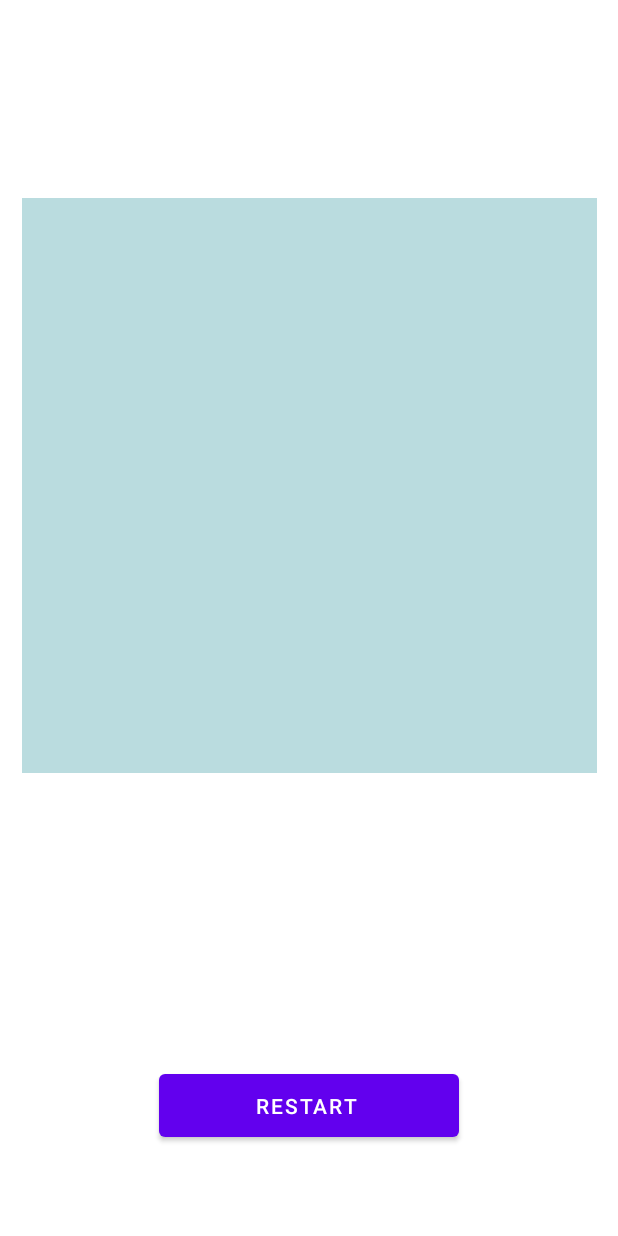
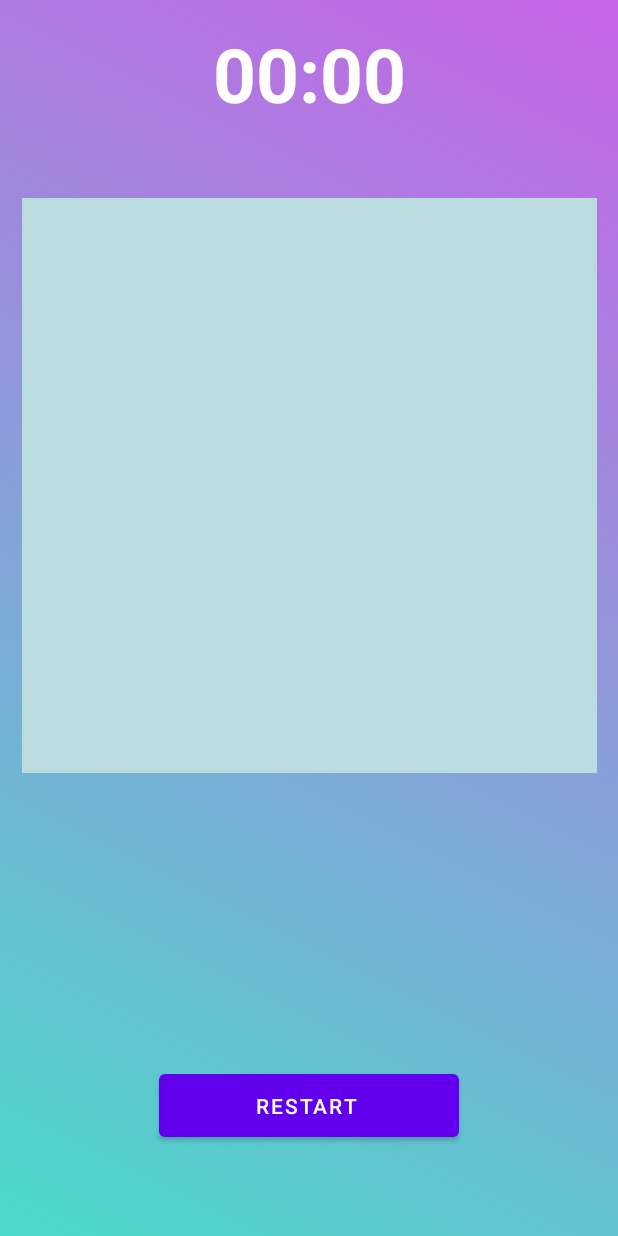
Before and after one commit to makwanakinjal/Memory-Game-App, an Android app: the screen it shows after launch (MainActivity), after a tap on "OK", on a phone screen of 412 x 824 dp. Run offline under Robolectric (Android 15) with nearby library versions, the phone set to English and light mode, and no system bars.

Commit message:
This is my splash Screen activity  commit

```diff
--- a/app/src/main/java/com/example/memorygameapp/MainActivity.kt
+++ b/app/src/main/java/com/example/memorygameapp/MainActivity.kt
@@ -5,6 +5,7 @@ import android.media.MediaPlayer
 import androidx.appcompat.app.AppCompatActivity
 import android.os.Bundle
 import android.os.Handler
+import android.text.InputType
 import android.view.LayoutInflater
 import android.widget.Button
 import android.widget.EditText
@@ -31,12 +32,14 @@ class MainActivity : AppCompatActivity() ,GameFragment.GameFragmentListener{
 
 
     fun showGridSizeDialog(){
-        val dialogView = LayoutInflater.from(this).inflate(R.layout.dialog_grid_size,null)
-        val gridSizeEditText = dialogView.findViewById<EditText>(R.id.gridSizeEditText)
 
 
+val gridSizeEditText = EditText(this)
+        gridSizeEditText.hint = "Enter Grid Size"
+        gridSizeEditText.inputType = InputType.TYPE_CLASS_NUMBER
+
         val dialogBuilder = AlertDialog.Builder(this)
-            .setView(dialogView)
+            .setView(gridSizeEditText)
             .setTitle("Grid Size")
             .setCancelable(false)
             .setPositiveButton("Confirm") {
--- /dev/null
+++ b/app/src/main/java/com/example/memorygameapp/SplashScreenActivity.kt
@@ -0,0 +1,22 @@
+package com.example.memorygameapp
+
+import android.content.Intent
+import androidx.appcompat.app.AppCompatActivity
+import android.os.Bundle
+import android.os.Handler
+
+class SplashScreenActivity : AppCompatActivity() {
+    override fun onCreate(savedInstanceState: Bundle?) {
+         val SPLASH_DELAY = 2000L
+
+        super.onCreate(savedInstanceState)
+        setContentView(R.layout.activity_splash_screen)
+
+        Handler().postDelayed({
+            val intent = Intent(this, TutorialActivity::class.java)
+            startActivity(intent)
+            finish()
+        }, SPLASH_DELAY)
+
+    }
+}
--- /dev/null
+++ b/app/src/main/res/drawable/splashscreen.xml
@@ -0,0 +1,15 @@
+<?xml version="1.0" encoding="utf-8"?>
+<selector xmlns:android="http://schemas.android.com/apk/res/android">
+
+    <item>
+        <shape>
+            <gradient android:angle="45"
+                android:startColor="#4adacb"
+                android:endColor="#c763e6"
+                android:type="linear"
+                >
+
+            </gradient>
+        </shape>
+    </item>
+</selector>
--- a/app/src/main/res/layout/activity_main.xml
+++ b/app/src/main/res/layout/activity_main.xml
@@ -4,6 +4,7 @@
     xmlns:tools="http://schemas.android.com/tools"
     android:layout_width="match_parent"
     android:layout_height="match_parent"
+    android:background="@drawable/splashscreen"
     tools:context=".MainActivity">
 
     <TextView
--- a/app/src/main/res/layout/fragment_game.xml
+++ b/app/src/main/res/layout/fragment_game.xml
@@ -3,8 +3,8 @@
     xmlns:tools="http://schemas.android.com/tools"
     android:layout_width="match_parent"
     android:layout_height="match_parent"
-    android:background="#1F635B"
-    tools:context=".GameFragment" >
+    android:background="@drawable/splashscreen"
+    tools:context=".GameFragment">
 
     <androidx.recyclerview.widget.RecyclerView
         android:id="@+id/gamerv"
```
Also changed, not shown: app/src/main/AndroidManifest.xml (+8 -8 lines), app/src/main/java/com/example/memorygameapp/Tile.kt (+5 -5 lines), app/src/main/res/layout/activity_splash_screen.xml (added, +21 -0 lines), app/src/main/res/layout/activity_tutorial.xml (+3 -4 lines), app/src/main/res/layout/dialog_grid_size.xml (deleted, +0 -29 lines), app/src/main/res/drawable/logo.png (added).
